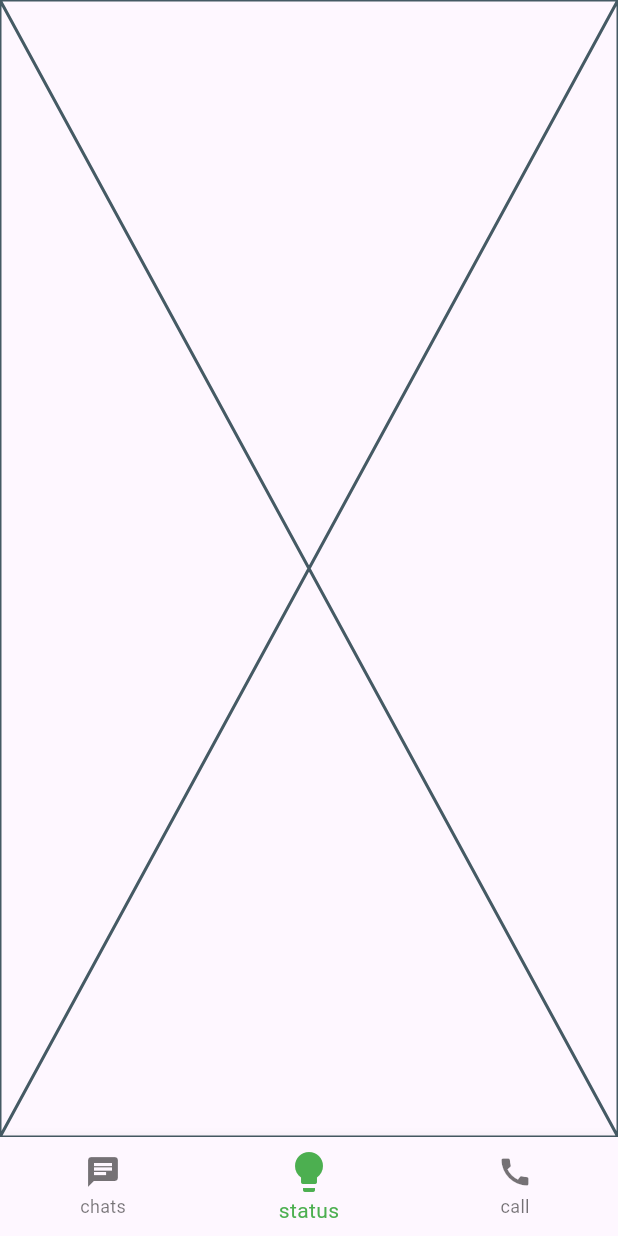
After one commit to amrnooour/chat_app1, a Flutter app: the Home screen opened directly, item 2 of the bottom bar chosen, on a phone screen of 412 x 824 dp. The commit adds this screen. Run offline on Flutter 3.47's test engine with Material 3 defaults, Android fonts, the phone set to English and light mode, and no system bars; our stand-ins replace flutter_bloc.

Commit message:
create bottom navigation

```diff
--- /dev/null
+++ b/lib/core/constants/tabs_of_bottom_nav.dart
@@ -0,0 +1,8 @@
+import 'package:chat_app1/features/home/presentation/views/calls.dart';
+import 'package:chat_app1/features/home/presentation/views/status.dart';
+import 'package:chat_app1/features/home/presentation/views/widgets/home_body.dart';
+import 'package:flutter/material.dart';
+
+abstract class TabsOfBottomNav {
+  static List<Widget> tabs =const [HomeBody(), Status(), Calls()];
+}
--- a/lib/features/auth/presentation/views/widgets/login_body.dart
+++ b/lib/features/auth/presentation/views/widgets/login_body.dart
@@ -5,7 +5,7 @@ import 'package:chat_app1/features/auth/presentation/views/signup.dart';
 import 'package:chat_app1/features/auth/presentation/views/widgets/donot_have_account.dart';
 import 'package:chat_app1/features/auth/presentation/views/widgets/email_field.dart';
 import 'package:chat_app1/features/auth/presentation/views/widgets/password_field.dart';
-import 'package:chat_app1/features/home/presentation/view/home.dart';
+import 'package:chat_app1/features/home/presentation/views/home.dart';
 import 'package:flutter/material.dart';
 
 class LoginBody extends StatelessWidget {
--- a/lib/features/auth/presentation/views/widgets/signup_body.dart
+++ b/lib/features/auth/presentation/views/widgets/signup_body.dart
@@ -7,7 +7,7 @@ import 'package:chat_app1/features/auth/presentation/views/widgets/have_an_accou
 import 'package:chat_app1/features/auth/presentation/views/widgets/name_field.dart';
 import 'package:chat_app1/features/auth/presentation/views/widgets/password_field.dart';
 import 'package:chat_app1/features/auth/presentation/views/widgets/phone_field.dart';
-import 'package:chat_app1/features/home/presentation/view/home.dart';
+import 'package:chat_app1/features/home/presentation/views/home.dart';
 import 'package:flutter/material.dart';
 
 class SignupBody extends StatelessWidget {
--- /dev/null
+++ b/lib/features/home/presentation/view_model/home_cubit.dart
@@ -0,0 +1,13 @@
+import 'package:chat_app1/features/home/presentation/view_model/home_states.dart';
+import 'package:flutter_bloc/flutter_bloc.dart';
+
+class HomeCubit extends Cubit<HomeStates> {
+  HomeCubit() : super(HomeIntial());
+
+  int currentIndex = 0;
+
+  changeBottomNav(int index) {
+    currentIndex = index;
+    emit(HomeBottomNav());
+  }
+}
--- /dev/null
+++ b/lib/features/home/presentation/view_model/home_states.dart
@@ -0,0 +1,3 @@
+abstract class HomeStates{}
+class HomeIntial extends HomeStates{}
+class HomeBottomNav extends HomeStates{}
--- a/lib/features/home/presentation/view/home.dart
+++ b/lib/features/home/presentation/views/calls.dart
@@ -1,7 +1,7 @@
 import 'package:flutter/material.dart';
 
-class Home extends StatelessWidget {
-  const Home({super.key});
+class Calls extends StatelessWidget {
+  const Calls({super.key});
 
   @override
   Widget build(BuildContext context) {
--- /dev/null
+++ b/lib/features/home/presentation/views/home.dart
@@ -0,0 +1,23 @@
+import 'package:chat_app1/core/constants/tabs_of_bottom_nav.dart';
+import 'package:chat_app1/features/home/presentation/view_model/home_cubit.dart';
+import 'package:chat_app1/features/home/presentation/view_model/home_states.dart';
+import 'package:chat_app1/features/home/presentation/views/widgets/custom_bottom_nav.dart';
+import 'package:flutter/material.dart';
+import 'package:flutter_bloc/flutter_bloc.dart';
+
+class Home extends StatelessWidget {
+  const Home({super.key});
+
+  @override
+  Widget build(BuildContext context) {
+    return BlocProvider(
+      create: (context) => HomeCubit(),
+      child: BlocBuilder<HomeCubit,HomeStates>(
+        builder: (context, state) => Scaffold(
+          body: TabsOfBottomNav.tabs[context.read<HomeCubit>().currentIndex],
+          bottomNavigationBar: const CustomBottomNav(),
+        ),
+      ),
+    );
+  }
+}
--- /dev/null
+++ b/lib/features/home/presentation/views/status.dart
@@ -0,0 +1,10 @@
+import 'package:flutter/material.dart';
+
+class Status extends StatelessWidget {
+  const Status({super.key});
+
+  @override
+  Widget build(BuildContext context) {
+    return const Placeholder();
+  }
+}
--- /dev/null
+++ b/lib/features/home/presentation/views/widgets/custom_bottom_nav.dart
@@ -0,0 +1,53 @@
+import 'package:chat_app1/features/home/presentation/view_model/home_cubit.dart';
+import 'package:chat_app1/features/home/presentation/view_model/home_states.dart';
+import 'package:flutter/material.dart';
+import 'package:flutter_bloc/flutter_bloc.dart';
+
+class CustomBottomNav extends StatelessWidget {
+  const CustomBottomNav({super.key});
+
+  @override
+  Widget build(BuildContext context) {
+    HomeCubit cubit = context.read();
+    return BlocBuilder<HomeCubit, HomeStates>(
+      builder: (context, state) {
+        return BottomNavigationBar(
+          selectedItemColor: Colors.green,
+          showUnselectedLabels: true,
+            currentIndex: cubit.currentIndex,
+            onTap: (index) {
+              cubit.changeBottomNav(index);
+            },
+            items: [
+              BottomNavigationBarItem(
+                  icon: cubit.currentIndex == 0
+                      ? const Icon(
+                          Icons.chat,
+                          color: Colors.green,
+                          size: 32,
+                        )
+                      : const Icon(Icons.chat),
+                  label: "chats"),
+              BottomNavigationBarItem(
+                  icon: cubit.currentIndex == 1
+                      ? const Icon(
+                          Icons.lightbulb,
+                          color: Colors.green,
+                          size: 32,
+                        )
+                      : const Icon(Icons.lightbulb),
+                  label: "status"),
+              BottomNavigationBarItem(
+                  icon: cubit.currentIndex == 2
+                      ? const Icon(
+                          Icons.call,
+                          color: Colors.green,
+                          size: 32,
+                        )
+                      : const Icon(Icons.call),
+                  label: "call"),
+            ]);
+      },
+    );
+  }
+}
--- /dev/null
+++ b/lib/features/home/presentation/views/widgets/home_body.dart
@@ -0,0 +1,10 @@
+import 'package:flutter/material.dart';
+
+class HomeBody extends StatelessWidget {
+  const HomeBody({super.key});
+
+  @override
+  Widget build(BuildContext context) {
+    return const Center(child: Text("Home"),);
+  }
+}
--- a/pubspec.yaml
+++ b/pubspec.yaml
@@ -35,6 +35,7 @@ dependencies:
   # The following adds the Cupertino Icons font to your application.
   # Use with the CupertinoIcons class for iOS style icons.
   cupertino_icons: ^1.0.6
+  flutter_bloc: ^8.1.6
 
 dev_dependencies:
   flutter_test:
```
Also changed, not shown: pubspec.lock.
